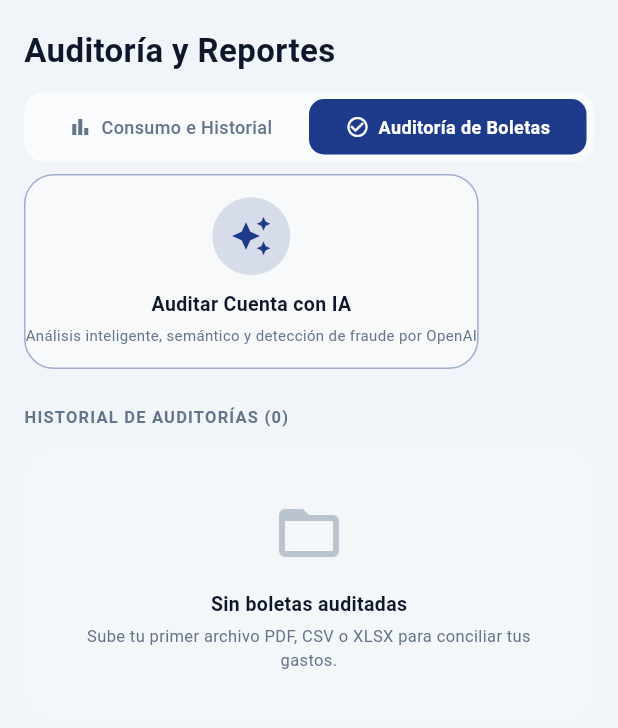
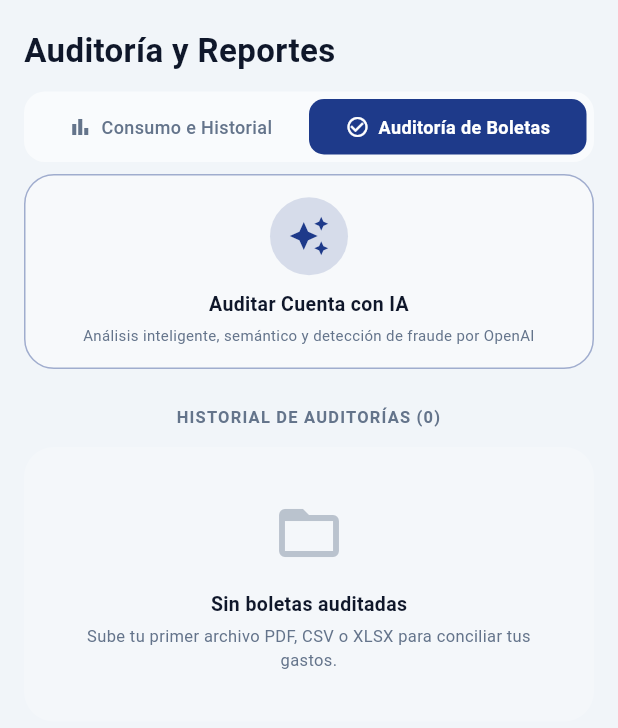
Before and after one commit to JazminHerrera2/CAPSTOM_EC_DM_AC, a Flutter app: the AuditScreen screen opened directly, after a tap on "Auditoría de Boletas", on a phone screen of 412 x 824 dp, the part 84-812 px from its top. Run offline on Flutter 3.47's test engine with Material 3 defaults, Android fonts, the phone set to English and light mode, and no system bars; our stand-ins replace cached_network_image, cloud_firestore, file_picker, firebase_auth, firebase_core, flutter_dotenv and 11 more; missing offline and left inert: dart:html, excel, google_mlkit_text_recognition, syncfusion_flutter_pdf; accounts and stored records are empty.

Commit message:
Auditoría de Boletas: textos centrados (tarjeta de carga y subtítulo del historial)
Co-Authored-By: Claude Sonnet 5.5 <noreply@anthropic.com>

```diff
--- a/Producto/tag_ok/lib/screens/audit_screen.dart
+++ b/Producto/tag_ok/lib/screens/audit_screen.dart
@@ -2051,13 +2051,14 @@ Instrucciones para redactar el "aiReport":
             Padding(
               padding: const EdgeInsets.symmetric(horizontal: 16),
               child: Column(
-                crossAxisAlignment: CrossAxisAlignment.start,
+                crossAxisAlignment: CrossAxisAlignment.stretch,
                 children: [
             // Tarjeta de Carga de Archivos
             _buildUploadCard(),
             const SizedBox(height: 24),
             Text(
               'HISTORIAL DE AUDITORÍAS (${auditedInvoices.length})',
+              textAlign: TextAlign.center,
               style: TextStyle(
                 color: textMuted,
                 fontSize: 11,
@@ -2112,6 +2113,7 @@ Instrucciones para redactar el "aiReport":
             const SizedBox(height: 10),
             Text(
               _useAI ? 'Auditar Cuenta con IA' : 'Subir Cuenta de Autopista',
+              textAlign: TextAlign.center,
               style: TextStyle(
                 color: textMain,
                 fontSize: 13,
@@ -2119,11 +2121,15 @@ Instrucciones para redactar el "aiReport":
               ),
             ),
             const SizedBox(height: 4),
-            Text(
-              _useAI
-                  ? 'Análisis inteligente, semántico y detección de fraude por OpenAI'
-                  : 'Soporta formato oficial mensual (PDF / CSV / XLSX)',
-              style: TextStyle(color: textMuted, fontSize: 10),
+            Padding(
+              padding: const EdgeInsets.symmetric(horizontal: 16),
+              child: Text(
+                _useAI
+                    ? 'Análisis inteligente, semántico y detección de fraude por OpenAI'
+                    : 'Soporta formato oficial mensual (PDF / CSV / XLSX)',
+                textAlign: TextAlign.center,
+                style: TextStyle(color: textMuted, fontSize: 10),
+              ),
             ),
           ],
         ),
```
